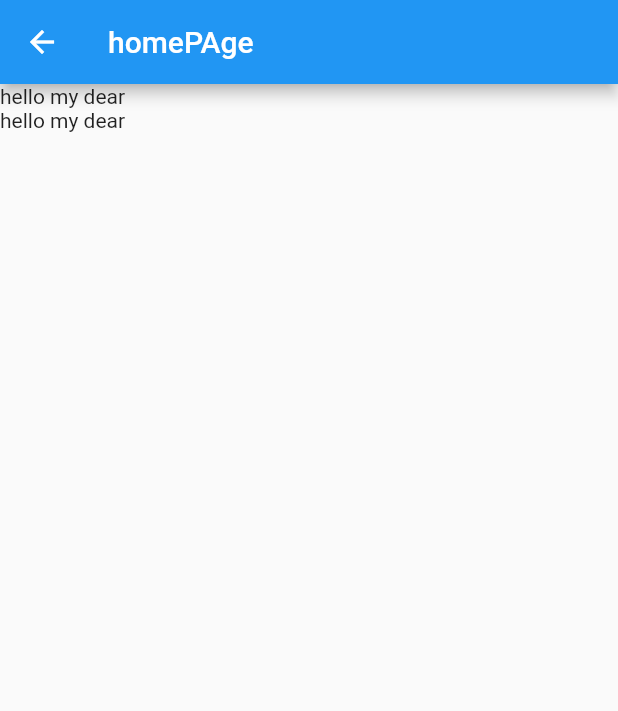
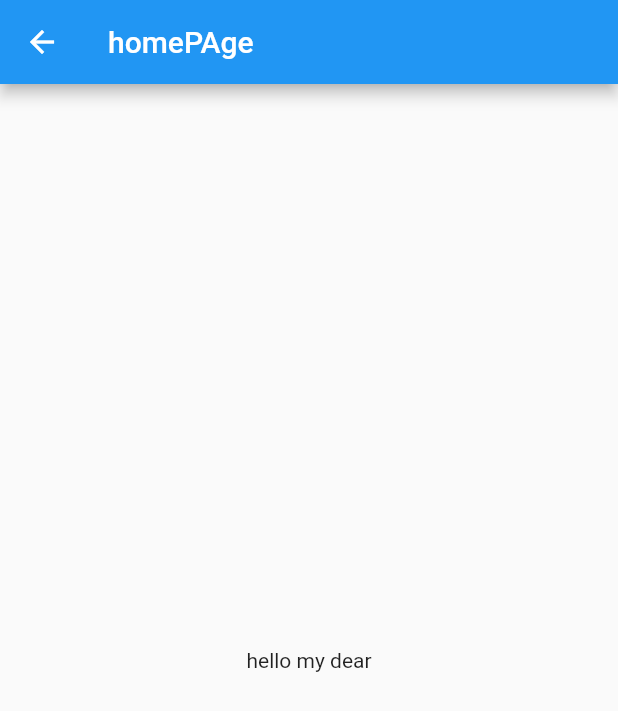
Before and after one commit to roshan1960701/tetsing, a Flutter app: the ProfileScreen screen opened directly, on a phone screen of 412 x 824 dp. Shown: the top 711 px of the screen. Run offline on Flutter 3.47's test engine with Material 2 defaults, Android fonts, the phone set to English and light mode, and no system bars.

Commit message:
new commits

```diff
--- a/lib/profileScreen.dart
+++ b/lib/profileScreen.dart
@@ -14,12 +14,9 @@ class _ProfileScreenState extends State<ProfileScreen> {
       appBar: AppBar(
         title: Text('homePAge'),
       ),
-      body: Column(
-        children: [
-          Text('hello my dear'),
-          Text('hello my dear'),
-        ],
-      )
+      body: Center(
+        child: Text('hello my dear'),
+      ),
     );
   }
 }
```
